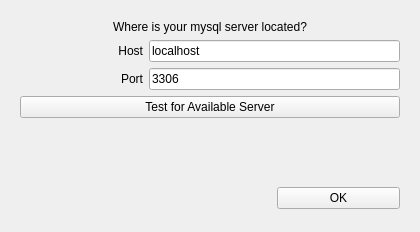
Old version of the form qt-designer/newSetup.ui in the repository rowinggolfer/openmolar1.
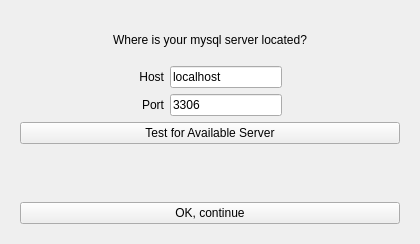
New version of the form. The open tabs and pages were chosen to show the change.

What changed in the file:
```diff
--- a/qt-designer/newSetup.ui
+++ b/qt-designer/newSetup.ui
@@ -6,7 +6,7 @@
     <x>0</x>
     <y>0</y>
     <width>420</width>
-    <height>232</height>
+    <height>244</height>
    </rect>
   </property>
   <property name="windowTitle" >
@@ -140,11 +140,17 @@
      </widget>
      <widget class="QWidget" name="page_6" >
       <layout class="QGridLayout" name="gridLayout_3" >
-       <item row="0" column="0" colspan="3" >
+       <item row="0" column="0" colspan="4" >
         <widget class="QLabel" name="label_13" >
          <property name="enabled" >
           <bool>true</bool>
          </property>
+         <property name="minimumSize" >
+          <size>
+           <width>0</width>
+           <height>40</height>
+          </size>
+         </property>
          <property name="font" >
           <font>
            <weight>50</weight>
@@ -162,14 +168,33 @@
          </property>
         </widget>
        </item>
-       <item row="3" column="0" colspan="3" >
-        <widget class="QPushButton" name="ping_pushButton" >
+       <item rowspan="2" row="1" column="0" >
+        <spacer name="horizontalSpacer" >
+         <property name="orientation" >
+          <enum>Qt::Horizontal</enum>
+         </property>
+         <property name="sizeHint" stdset="0" >
+          <size>
+           <width>103</width>
+           <height>20</height>
+          </size>
+         </property>
+        </spacer>
+       </item>
+       <item row="1" column="1" >
+        <widget class="QLabel" name="label_12" >
+         <property name="enabled" >
+          <bool>true</bool>
+         </property>
          <property name="text" >
-          <string>Test for Available Server</string>
+          <string>Host</string>
+         </property>
+         <property name="alignment" >
+          <set>Qt::AlignRight|Qt::AlignTrailing|Qt::AlignVCenter</set>
          </property>
         </widget>
        </item>
-       <item row="1" column="1" colspan="2" >
+       <item row="1" column="2" >
         <widget class="QLineEdit" name="host_lineEdit" >
          <property name="enabled" >
           <bool>true</bool>
@@ -185,23 +210,20 @@
          </property>
         </widget>
        </item>
-       <item row="2" column="1" colspan="2" >
-        <widget class="QLineEdit" name="port_lineEdit" >
-         <property name="enabled" >
-          <bool>true</bool>
+       <item rowspan="2" row="1" column="3" >
+        <spacer name="horizontalSpacer_2" >
+         <property name="orientation" >
+          <enum>Qt::Horizontal</enum>
          </property>
-         <property name="minimumSize" >
+         <property name="sizeHint" stdset="0" >
           <size>
-           <width>100</width>
-           <height>0</height>
+           <width>103</width>
+           <height>20</height>
           </size>
          </property>
-         <property name="text" >
-          <string>3306</string>
-         </property>
-        </widget>
+        </spacer>
        </item>
-       <item row="2" column="0" >
+       <item row="2" column="1" >
         <widget class="QLabel" name="label_14" >
          <property name="enabled" >
           <bool>true</bool>
@@ -214,27 +236,30 @@
          </property>
         </widget>
        </item>
-       <item row="5" column="2" >
-        <widget class="QPushButton" name="pushButton_8" >
-         <property name="text" >
-          <string>OK</string>
+       <item row="2" column="2" >
+        <widget class="QLineEdit" name="port_lineEdit" >
+         <property name="enabled" >
+          <bool>true</bool>
          </property>
-        </widget>
-       </item>
-       <item row="5" column="0" colspan="2" >
-        <spacer name="horizontalSpacer_3" >
-         <property name="orientation" >
-          <enum>Qt::Horizontal</enum>
-         </property>
-         <property name="sizeHint" stdset="0" >
+         <property name="minimumSize" >
           <size>
-           <width>214</width>
-           <height>28</height>
+           <width>100</width>
+           <height>0</height>
           </size>
          </property>
-        </spacer>
+         <property name="text" >
+          <string>3306</string>
+         </property>
+        </widget>
        </item>
-       <item row="4" column="2" >
+       <item row="3" column="0" colspan="4" >
+        <widget class="QPushButton" name="ping_pushButton" >
+         <property name="text" >
+          <string>Test for Available Server</string>
+         </property>
+        </widget>
+       </item>
+       <item row="4" column="0" colspan="4" >
         <spacer name="verticalSpacer_3" >
          <property name="orientation" >
           <enum>Qt::Vertical</enum>
@@ -247,16 +272,10 @@
          </property>
         </spacer>
        </item>
-       <item row="1" column="0" >
-        <widget class="QLabel" name="label_12" >
-         <property name="enabled" >
-          <bool>true</bool>
-         </property>
+       <item row="5" column="0" colspan="4" >
+        <widget class="QPushButton" name="pushButton_8" >
          <property name="text" >
-          <string>Host</string>
-         </property>
-         <property name="alignment" >
-          <set>Qt::AlignRight|Qt::AlignTrailing|Qt::AlignVCenter</set>
+          <string>OK, continue</string>
          </property>
         </widget>
        </item>
```
Left out of the diff: 213 changed lines with no effect on the pictures.
